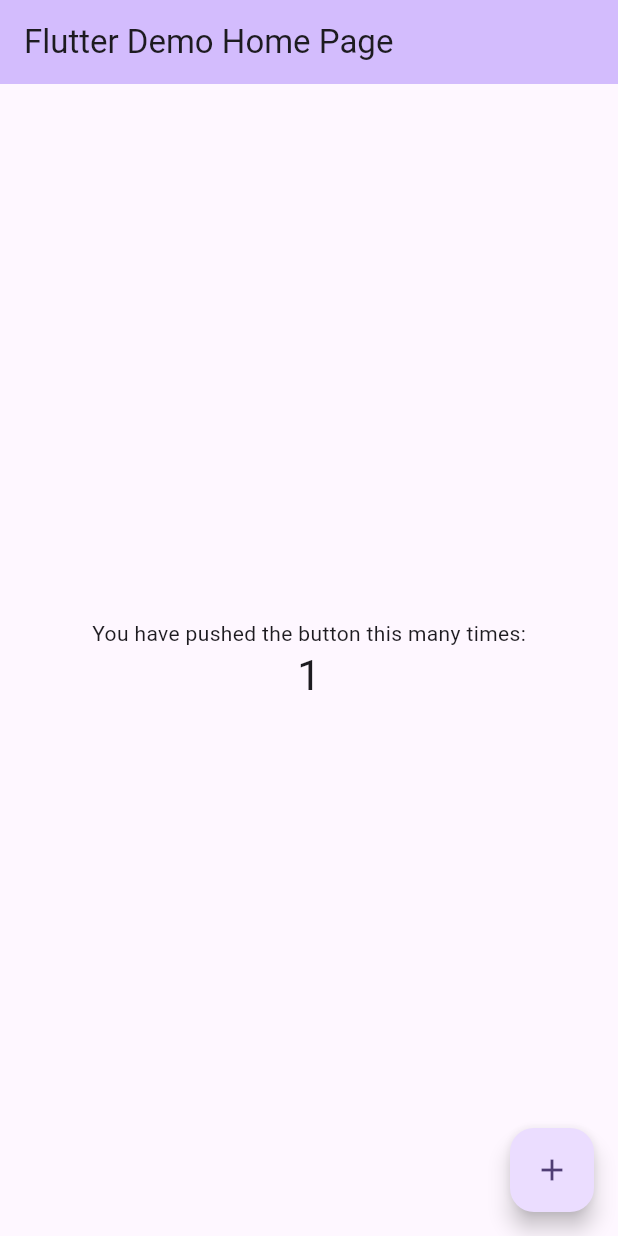
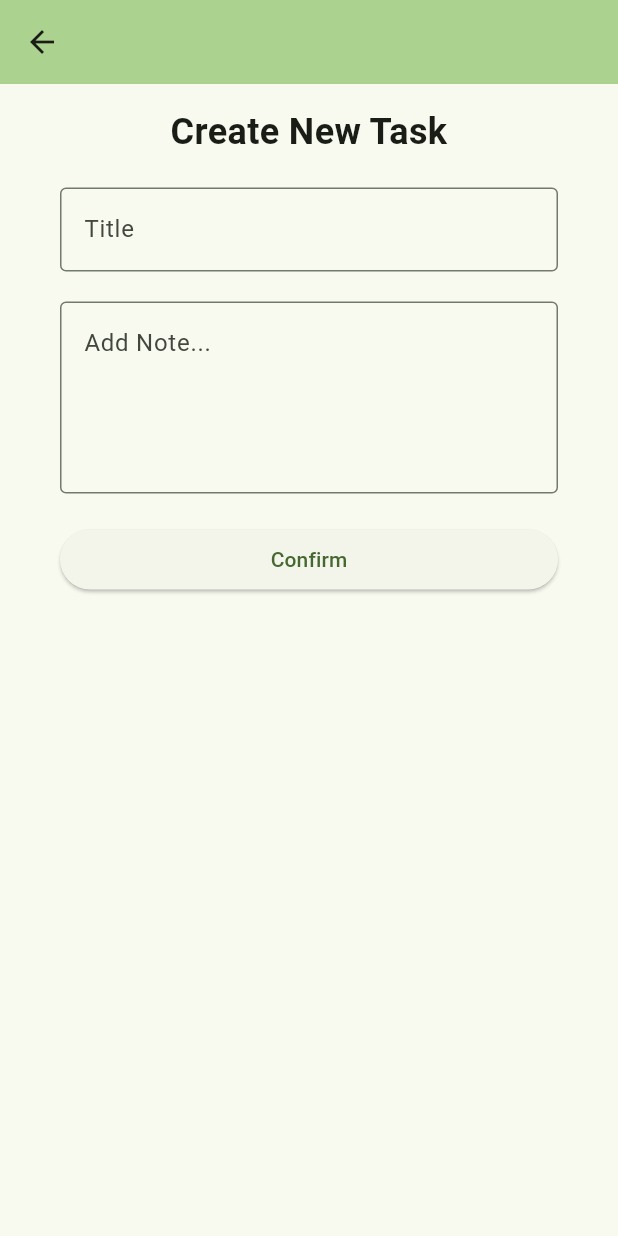
Before and after one commit to gu-tig333-ht24/gusmalthe, a Flutter app: the screen it shows after launch, after a tap on the "add" icon, on a phone screen of 412 x 824 dp. Run offline on Flutter 3.47's test engine with Material 3 defaults, Android fonts, the phone set to English and light mode, and no system bars; our stand-ins replace multi_dropdown; network calls fail.

Commit message:
step1and3

```diff
--- a/lib/main.dart
+++ b/lib/main.dart
@@ -1,125 +1,296 @@
 import 'package:flutter/material.dart';
+import 'task_widget.dart';
+import 'todo_api.dart';
+import 'package:multi_dropdown/multi_dropdown.dart'; // I found a package for a dropdown menu at: https://pub.dev/packages/multi_dropdown/install
 
 void main() {
-  runApp(const MyApp());
+  runApp(const TodoApp());
 }
 
-class MyApp extends StatelessWidget {
-  const MyApp({super.key});
+Route _taskScreenRoute(Task task) {
+  return PageRouteBuilder(
+    pageBuilder: (context, animation, secondaryAnimation) => TaskScreen(task: task),
+    transitionDuration: const Duration(milliseconds: 400),
+    transitionsBuilder: (context, animation, secondaryAnimation, child) {
+      const begin = Offset(1.0, 0.0); // Slide in from the right
+      const end = Offset.zero;
+      const curve = Curves.easeInOut; // Smooth transition
 
-  // This widget is the root of your application.
+      var tween = Tween(begin: begin, end: end);
+      var curvedAnimation = CurvedAnimation(parent: animation, curve: curve);
+      var offsetAnimation = tween.animate(curvedAnimation);
+
+      return SlideTransition(
+        position: offsetAnimation,
+        child: Container(
+          decoration: BoxDecoration(
+            boxShadow: [
+              BoxShadow(
+                color: Colors.black.withOpacity(0.2),
+                offset: const Offset(0, 4),
+                blurRadius: 80,
+                spreadRadius: 80
+              ),
+            ],
+          ),
+          child: child,
+        ),
+      );
+    },
+  );
+}
+
+class TodoApp extends StatelessWidget {
+  const TodoApp({super.key});
+
   @override
   Widget build(BuildContext context) {
     return MaterialApp(
-      title: 'Flutter Demo',
+      title: 'Todo List',
+      debugShowCheckedModeBanner: false, // Hides the debug banner in the AppBar
       theme: ThemeData(
-        // This is the theme of your application.
-        //
-        // TRY THIS: Try running your application with "flutter run". You'll see
-        // the application has a purple toolbar. Then, without quitting the app,
-        // try changing the seedColor in the colorScheme below to Colors.green
-        // and then invoke "hot reload" (save your changes or press the "hot
-        // reload" button in a Flutter-supported IDE, or press "r" if you used
-        // the command line to start the app).
-        //
-        // Notice that the counter didn't reset back to zero; the application
-        // state is not lost during the reload. To reset the state, use hot
-        // restart instead.
-        //
-        // This works for code too, not just values: Most code changes can be
-        // tested with just a hot reload.
-        colorScheme: ColorScheme.fromSeed(seedColor: Colors.deepPurple),
+        colorScheme: ColorScheme.fromSeed(
+          seedColor: const Color.fromARGB(255, 132, 201, 87),
+          // brightness: Brightness.dark,
+        ),
+        // appBarTheme: AppBarTheme(),
+        // scaffoldBackgroundColor: const Color.fromARGB(255, 50, 56, 56),
         useMaterial3: true,
       ),
-      home: const MyHomePage(title: 'Flutter Demo Home Page'),
+      home: const TodoListScreen(),
     );
   }
 }
 
-class MyHomePage extends StatefulWidget {
-  const MyHomePage({super.key, required this.title});
-
-  // This widget is the home page of your application. It is stateful, meaning
-  // that it has a State object (defined below) that contains fields that affect
-  // how it looks.
-
-  // This class is the configuration for the state. It holds the values (in this
-  // case the title) provided by the parent (in this case the App widget) and
-  // used by the build method of the State. Fields in a Widget subclass are
-  // always marked "final".
-
-  final String title;
+class TodoListScreen extends StatefulWidget {
+  const TodoListScreen({super.key});
 
   @override
-  State<MyHomePage> createState() => _MyHomePageState();
+  _TodoListScreenState createState() => _TodoListScreenState();
 }
 
-class _MyHomePageState extends State<MyHomePage> {
-  int _counter = 0;
+class _TodoListScreenState extends State<TodoListScreen> {
+  final List<Task> _tasks = [];
+  bool filterFinished = false;
+  bool filterUnfinished = false;
+  Future<void> _loadTasks(List<String> filter) async {
+    try {
+      List<Task> tasks = await fetchTodosAsTasks(API_KEY);
+      if (filter.isNotEmpty) {
+        List<Task> filteredTasks = tasks.where((task) {
+          if (filter.contains("Finished") && task.isCompleted) {
+            return false;
+          }
+          if (filter.contains("Unfinished") && !task.isCompleted) {
+            return false;
+          }
+          return true;
+        }).toList();
 
-  void _incrementCounter() {
+        setState(() {
+          _tasks.clear();
+          _tasks.addAll(filteredTasks);
+        });
+      }
+      else{
+        setState(() {
+          _tasks.clear();
+          _tasks.addAll(tasks);
+        });
+      }
+
+    } catch (e) {
+      print('Error loading tasks: $e');
+    }
+  }
+  void _addTask(Task task) async {
+    // We need to do this so that the added task has an id
+    var addedTodo = await addTodo(API_KEY, task);
+    var addedTask = Task.fromJson(addedTodo);
     setState(() {
-      // This call to setState tells the Flutter framework that something has
-      // changed in this State, which causes it to rerun the build method below
-      // so that the display can reflect the updated values. If we changed
-      // _counter without calling setState(), then the build method would not be
-      // called again, and so nothing would appear to happen.
-      _counter++;
+      _tasks.add(addedTask);
+    });
+  }
+  void _removeTask(Task task) async {
+    await deleteTodo(API_KEY, task);
+    setState(() {
+      _tasks.remove(task);
+    });
+  }
+  void _editTask(Task task, int index) async {
+    await updateTodo(API_KEY, task);
+    setState(() {
+      _tasks[index] = task;
+    });
+  }
+  void _toggleTask(Task task) {
+    setState(() {
+      task.isCompleted = !task.isCompleted;
+      updateTodo(API_KEY, task);
     });
   }
 
   @override
+  void initState() {
+    super.initState();
+    _loadTasks(List.empty());
+  }
+
+  @override
   Widget build(BuildContext context) {
-    // This method is rerun every time setState is called, for instance as done
-    // by the _incrementCounter method above.
-    //
-    // The Flutter framework has been optimized to make rerunning build methods
-    // fast, so that you can just rebuild anything that needs updating rather
-    // than having to individually change instances of widgets.
     return Scaffold(
       appBar: AppBar(
-        // TRY THIS: Try changing the color here to a specific color (to
-        // Colors.amber, perhaps?) and trigger a hot reload to see the AppBar
-        // change color while the other colors stay the same.
         backgroundColor: Theme.of(context).colorScheme.inversePrimary,
-        // Here we take the value from the MyHomePage object that was created by
-        // the App.build method, and use it to set our appbar title.
-        title: Text(widget.title),
+        title: const Text('Todo List'),
       ),
-      body: Center(
-        // Center is a layout widget. It takes a single child and positions it
-        // in the middle of the parent.
+      body: Column(
+        children: [
+          Padding(padding: const EdgeInsets.only(top: 2.5, left: 5, right: 5),
+            child: MultiDropdown<String>(
+              items: [
+                DropdownItem(label: "Finished", value: "Finished"),
+                DropdownItem(label: "Unfinished", value: "Unfinished")
+              ],
+              enabled: true,
+              fieldDecoration: FieldDecoration(
+                hintText: 'Hide',
+                hintStyle: const TextStyle(color: Colors.black87),
+                prefixIcon: const Icon(Icons.filter_alt),
+                showClearIcon: false,
+                border: OutlineInputBorder(
+                  borderRadius: BorderRadius.circular(12),
+                  borderSide: const BorderSide(color: Colors.grey),
+                ),
+                focusedBorder: OutlineInputBorder(
+                  borderRadius: BorderRadius.circular(12),
+                  borderSide: const BorderSide(
+                    color: Colors.black87,
+                  ),
+                ),
+              ),
+              onSelectionChange: (selectedItems) {
+                _loadTasks(selectedItems);
+              },
+            ),
+          ),
+          Expanded(child: ListView.builder(
+            itemCount: _tasks.length,
+            // ADD TASKS TO LIST
+            itemBuilder: (context, index) {
+              return TaskWidget(
+                title: _tasks[index].title,
+                isCompleted: _tasks[index].isCompleted,
+
+                onTap: () async {
+                  final result = await Navigator.of(context).push(_taskScreenRoute(_tasks[index]));
+                  if (result != null) {
+                    _editTask(result, index);
+                  }
+                },
+                onToggle: () => _toggleTask(_tasks[index]),
+                onDelete: () => _removeTask(_tasks[index]),
+              );
+            },
+          ),)
+
+        ],
+      ),
+      // ADD TASK BUTTON
+      floatingActionButton: FloatingActionButton(
+        onPressed: () async {
+          final result = await Navigator.of(context).push(_taskScreenRoute(Task(id: "", title: "", body: "")));
+          if (result != null) {
+            _addTask(result);
+          }
+        },
+        child: const Icon(Icons.add),
+      ),
+    );
+  }
+}
+
+class TaskScreen extends StatelessWidget {
+  final Task task;
+
+  // CONSTRUCTOR
+  const TaskScreen({
+    super.key,
+    required this.task,
+  });
+
+  @override
+  Widget build(BuildContext context) {
+    final TextEditingController taskTitleController = TextEditingController(text: task.title);
+    final TextEditingController taskBodyController = TextEditingController(text: task.body);
+    String taskContextTitle;
+    if (task.title != ""){
+      taskContextTitle = "Edit task";
+    }
+    else{
+      taskContextTitle = "Create New Task";
+    }
+    return Scaffold(
+      appBar: AppBar(
+        backgroundColor: Theme.of(context).colorScheme.inversePrimary,
+        title: Text(task.title),
+      ),
+      body: Padding(
+        padding: const EdgeInsets.only( left: 40, right: 40, top: 15),
         child: Column(
-          // Column is also a layout widget. It takes a list of children and
-          // arranges them vertically. By default, it sizes itself to fit its
-          // children horizontally, and tries to be as tall as its parent.
-          //
-          // Column has various properties to control how it sizes itself and
-          // how it positions its children. Here we use mainAxisAlignment to
-          // center the children vertically; the main axis here is the vertical
-          // axis because Columns are vertical (the cross axis would be
-          // horizontal).
-          //
-          // TRY THIS: Invoke "debug painting" (choose the "Toggle Debug Paint"
-          // action in the IDE, or press "p" in the console), to see the
-          // wireframe for each widget.
-          mainAxisAlignment: MainAxisAlignment.center,
-          children: <Widget>[
-            const Text(
-              'You have pushed the button this many times:',
+          crossAxisAlignment: CrossAxisAlignment.stretch,
+          children: [
+            // TEXT
+            Text(
+              taskContextTitle,
+              textAlign: TextAlign.center,
+              style: const TextStyle(
+                fontSize: 24,
+                fontWeight: FontWeight.bold,
+                ),
             ),
-            Text(
-              '$_counter',
-              style: Theme.of(context).textTheme.headlineMedium,
+
+            const SizedBox(height: 20),
+
+            // TASK TITLE
+            TextField(
+              controller: taskTitleController,
+              decoration: const InputDecoration(
+                border: OutlineInputBorder(),
+                labelText: 'Title',
+              ),
             ),
+
+            const SizedBox(height: 20),
+
+            // TASK BODY
+            TextField(
+              keyboardType: TextInputType.multiline,
+              maxLines: 4,
+              controller: taskBodyController,
+              decoration: const InputDecoration(
+                border: OutlineInputBorder(),
+                hintText: 'Add Note...',
+              ),
+            ),
+
+            const SizedBox(height: 20),
+
+            // COMFIRM BUTTON
+            ElevatedButton(
+              onPressed: () {
+                // When the confirm button is pressed, pop and return the task
+                task.title = taskTitleController.text;
+                task.body = taskBodyController.text;
+                if (taskTitleController.text.isNotEmpty) {
+                  Navigator.pop(context, task);
+                }
+              },
+              child: const Text('Confirm'),
+            ),
+
           ],
         ),
       ),
-      floatingActionButton: FloatingActionButton(
-        onPressed: _incrementCounter,
-        tooltip: 'Increment',
-        child: const Icon(Icons.add),
-      ), // This trailing comma makes auto-formatting nicer for build methods.
     );
   }
 }
--- /dev/null
+++ b/lib/task_widget.dart
@@ -0,0 +1,109 @@
+import 'package:flutter/material.dart';
+import 'dart:convert';
+class Task {
+  String id;
+  String title;
+  String body;
+  bool isCompleted;
+
+  static String separator = '\u200B'; // Zero-width space as separator
+
+  Task({
+    required this.id,
+    required this.title,
+    required this.body,
+    this.isCompleted = false,
+  });
+
+  // Factory constructor to create a Task from JSON
+  factory Task.fromJson(Map<String, dynamic> json) {
+    String splitTitle;
+    String splitBody;
+    [splitTitle, splitBody] = json['title'].split(Task.separator);
+    return Task(
+      id: json['id'],
+      title: splitTitle,
+      body: splitBody,
+      isCompleted: json['done'],
+    );
+  }
+
+  String todoAPIFormat() {
+     Map<String, dynamic> jsonObject = {
+      "id": id,
+      "title": '$title$separator$body',
+      "done": isCompleted,
+    };
+    return jsonEncode(jsonObject);
+  }
+}
+
+class TaskWidget extends StatelessWidget {
+  final String title;
+  final bool isCompleted;
+  final VoidCallback onTap;
+  final VoidCallback onToggle;
+  final VoidCallback onDelete;
+
+  const TaskWidget({
+    super.key,
+    required this.title,
+    required this.isCompleted,
+
+    required this.onTap,
+
+    required this.onToggle,
+    required this.onDelete,
+  });
+
+  @override
+  Widget build(BuildContext context) {
+    return GestureDetector(
+      onTap: onTap,
+      child: Container(
+        margin: const EdgeInsets.symmetric(vertical: 8, horizontal: 6),
+        padding: const EdgeInsets.symmetric(vertical: 10, horizontal: 5),
+        decoration: BoxDecoration(
+          color: Colors.white,
+          borderRadius: BorderRadius.circular(15),
+          boxShadow: [
+            BoxShadow(
+              color: Colors.grey.withOpacity(0.5),
+              spreadRadius: 2,
+              blurRadius: 5,
+              offset: const Offset(0, 3),
+            ),
+          ],
+        ),
+
+        child: Row(
+          children: [
+
+            Checkbox(
+              value: isCompleted,
+              onChanged: (bool? value) {
+                onToggle();
+              },
+            ),
+
+            Expanded(
+              child: Text(
+                title,
+                style: TextStyle(
+                  decoration: isCompleted ? TextDecoration.lineThrough : null, // so clean
+                  fontSize: 18
+                ),
+              ),
+            ),
+
+            IconButton(
+              icon: const Icon(Icons.remove_circle_outline),
+              onPressed: onDelete,
+            )
+                      ],
+        ),
+
+      ),
+    );
+  }
+}
--- /dev/null
+++ b/lib/todo_api.dart
@@ -0,0 +1,101 @@
+import 'dart:convert';
+import 'package:http/http.dart' as http;
+import 'task_widget.dart';
+
+// Base URL for the API
+const String apiUrl = 'https://todoapp-api.apps.k8s.gu.se';
+const API_KEY = 'ff51099b-cfe2-4982-9bfb-1ba3c74a36dc';
+
+// Fetch API key from the /register endpoint
+Future<String> getApiKey() async {
+  final response = await http.get(Uri.parse('$apiUrl/register'));
+  if (response.statusCode == 200) {
+    return response.body;
+  } else {
+    throw Exception('Failed to register API key');
+  }
+}
+
+// Fetch all todos
+Future<List<dynamic>> fetchTodos(String apiKey) async {
+  final response = await http.get(Uri.parse('$apiUrl/todos?key=$apiKey'));
+  if (response.statusCode == 200) {
+    print("Todos successfully loaded");
+    return jsonDecode(response.body);
+  }
+  else {
+    throw Exception('Failed to load todos');
+  }
+
+}
+
+// Adds and returns a new todo
+Future<dynamic> addTodo(String apiKey, Task task) async {
+  final response = await http.post(
+    Uri.parse('$apiUrl/todos?key=$apiKey'),
+    headers: {
+      'Content-Type': 'application/json',
+    },
+    body: task.todoAPIFormat(),
+  );
+
+  if (response.statusCode != 200) {
+    throw Exception('Failed to add todo');
+  }
+  else {
+    print("Todo successfully added");
+    var todos = jsonDecode(response.body) as List<dynamic>;
+    return todos.last;
+  }
+}
+
+
+// Update an existing todo
+Future<void> updateTodo(String apiKey, Task task) async {
+  String id = task.id;
+  final response = await http.put(
+    Uri.parse('$apiUrl/todos/$id?key=$apiKey'),
+    headers: {
+      'Content-Type': 'application/json',
+    },
+    body: task.todoAPIFormat(),
+  );
+
+  if (response.statusCode != 200) {
+    throw Exception('Failed to update todo');
+  }
+  else {
+    print("Todo successfully updated");
+  }
+}
+
+// Delete a todo
+Future<void> deleteTodo(String apiKey, Task task) async {
+  String id = task.id;
+  final response = await http.delete(
+    Uri.parse('$apiUrl/todos/$id?key=$apiKey'),
+  );
+
+  if (response.statusCode != 200) {
+    throw Exception('Failed to delete todo');
+  }
+  else {
+    print("Todo successfully deleted");
+  }
+}
+
+// Convert a list of todos to a list of Tasks
+List<Task> todosToTasks(List<dynamic> todos) {
+  List<Task> tasks = [];
+  for (var todo in todos) {
+    Task task = Task.fromJson(todo);
+    tasks.add(task);
+  }
+  return tasks;
+}
+
+// Fetch all todos as Tasks
+Future<List<Task>> fetchTodosAsTasks(String apiKey) async {
+  List<dynamic> todos = await fetchTodos(apiKey);
+  return todosToTasks(todos);
+}
```
Also changed, not shown: analysis_options.yaml (+0 -30 lines), pubspec.yaml (+6 -75 lines), pubspec.lock, 67 other files.
